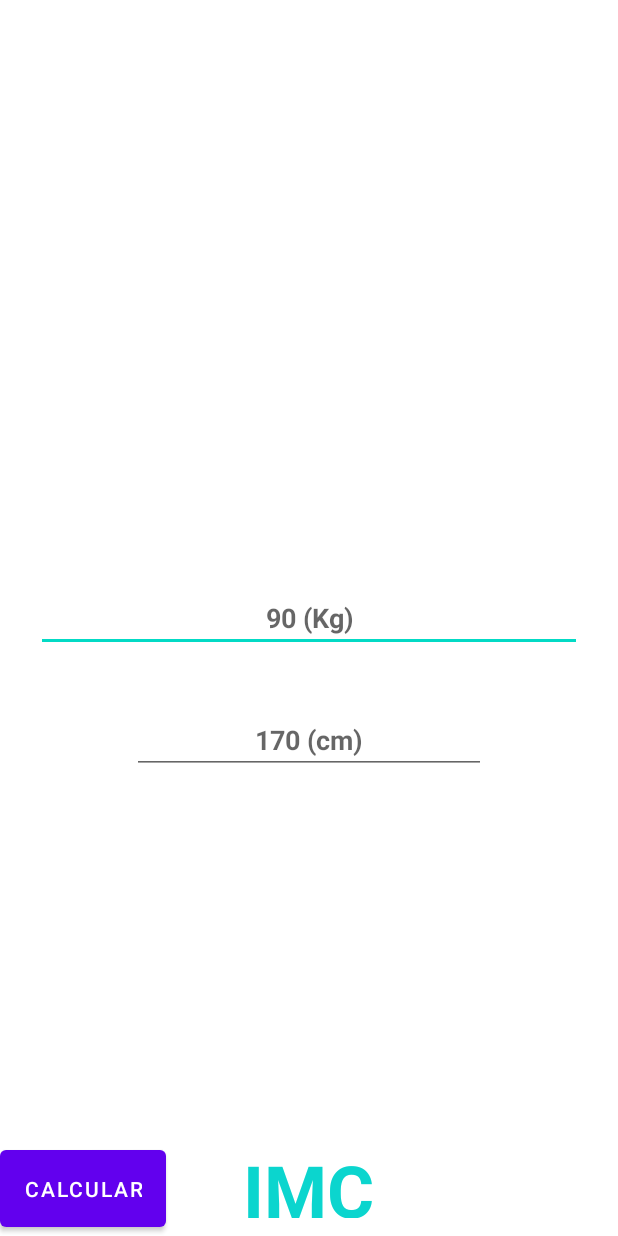
After one commit to Saotomefirst/imc_app, an Android app: the layout main_relative.xml on its own in the app's theme, with its tools: preview values and no code run, on a phone screen of 412 x 824 dp. The commit adds this screen. Run offline under Robolectric (Android 15) with nearby library versions, the phone set to English and light mode, and no system bars.

Commit message:
Recriando a tela de entrada de forma relativa
Criada nova tela de entrada com o paradigma Relativo, no qual os elementos se relacionam uns com os outros no momento de se montarem

```diff
--- a/app/src/main/res/layout/activity_main.xml
+++ b/app/src/main/res/layout/activity_main.xml
@@ -17,7 +17,7 @@
         app:layout_constraintLeft_toLeftOf="parent"
         app:layout_constraintRight_toRightOf="parent"
         app:layout_constraintTop_toTopOf="parent"
-        style="@style/app_titulo" />
+        style="@style/app_titulo"/>
 
     <TextView
         android:layout_width="wrap_content"
--- /dev/null
+++ b/app/src/main/res/layout/main_relative.xml
@@ -0,0 +1,53 @@
+<?xml version="1.0" encoding="utf-8"?>
+<RelativeLayout xmlns:android="http://schemas.android.com/apk/res/android"
+    android:layout_width="match_parent"
+    android:layout_height="match_parent"
+    xmlns:tools="http://schemas.android.com/tools">
+
+    <TextView
+        android:id="@+id/titleTXT"
+        android:layout_width="wrap_content"
+        android:layout_height="wrap_content"
+        android:text="@string/imc_titulo"
+        style="@style/app_titulo"
+        tools:visibility="visible"
+        android:layout_centerHorizontal="true"
+
+        android:layout_alignTop="@id/calcularBTN"
+        />
+
+    <EditText
+        android:id="@+id/pesoEDT"
+        android:layout_width="match_parent"
+        android:layout_height="wrap_content"
+        android:hint="@string/peso_kg"
+        style="@style/input_style"
+        android:layout_centerInParent="true"
+        android:layout_marginHorizontal="24dp"
+
+        />
+
+    <EditText
+        android:id="@+id/alturaEDT"
+        android:layout_width="match_parent"
+        android:layout_height="wrap_content"
+        style="@style/input_style"
+        android:hint="@string/altura_cm"
+        tools:visibility="visible"
+        android:layout_below="@+id/pesoEDT"
+        android:layout_alignStart="@id/pesoEDT"
+        android:layout_alignEnd="@id/pesoEDT"
+        />
+
+    <Button
+        android:id="@+id/calcularBTN"
+        android:layout_width="wrap_content"
+        android:layout_height="wrap_content"
+        android:layout_alignParentBottom="true"
+        android:padding="16dp"
+        android:text="@string/imc_botao_calcular"
+        tools:visibility="visible" />
+
+
+
+</RelativeLayout>
```
